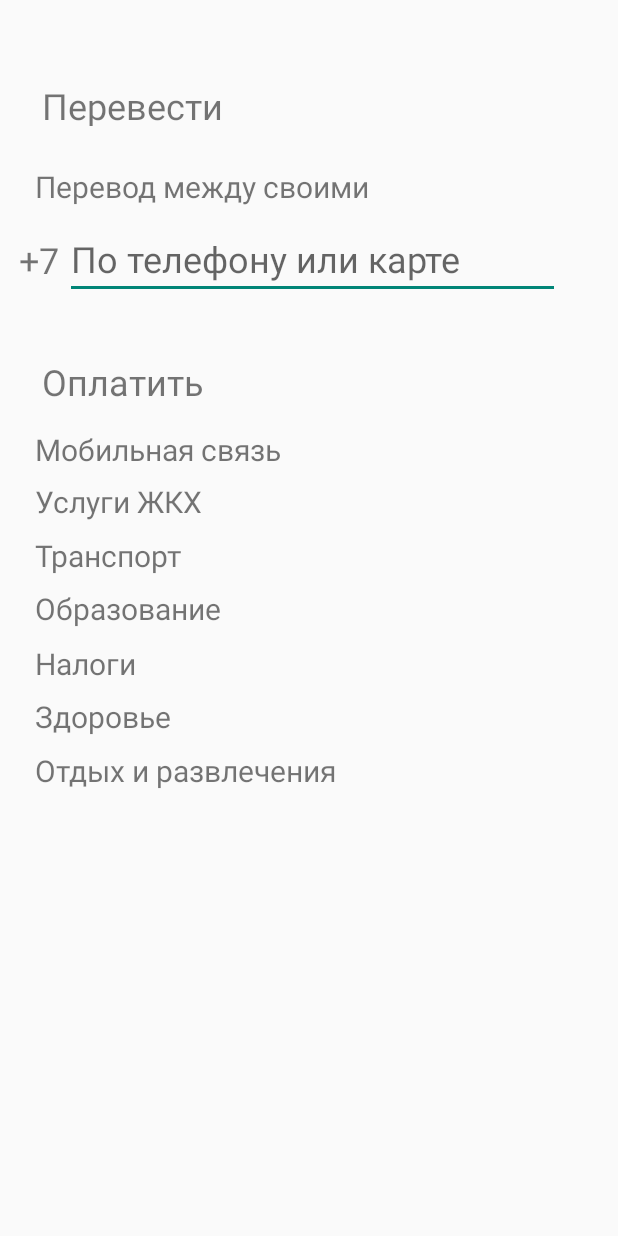
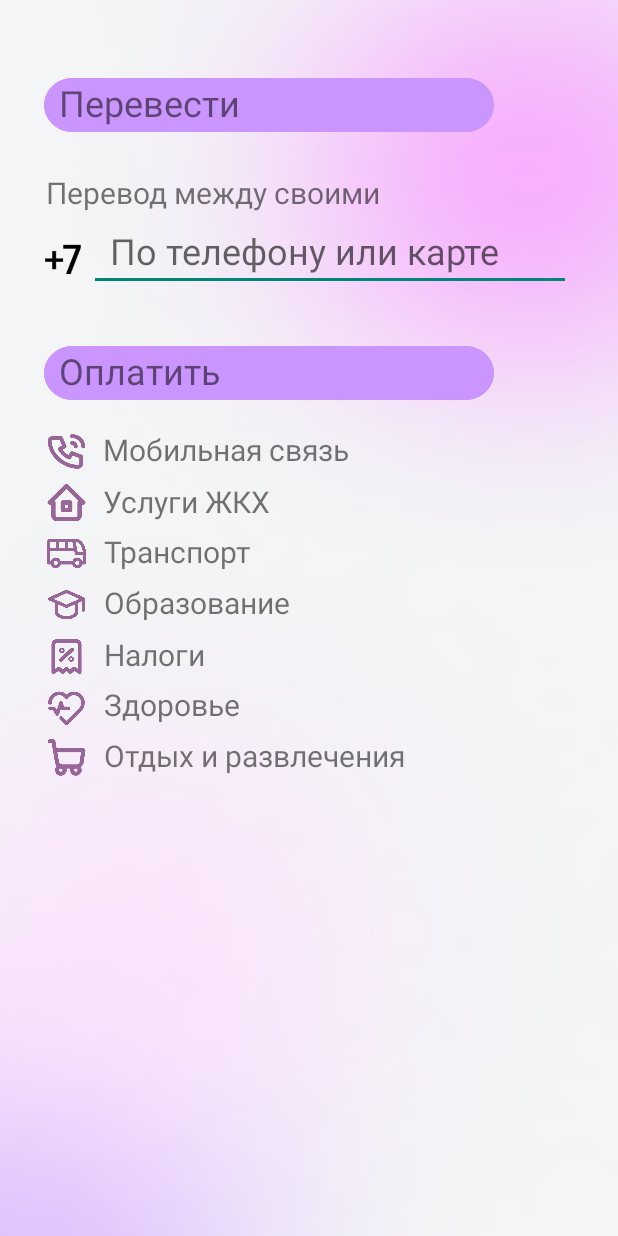
Before and after one commit to dorallodee/Finale, an Android app: the Services screen opened directly, with no data from a screen before it, on a phone screen of 412 x 824 dp. Run offline under Robolectric (Android 15) with nearby library versions, the phone set to English and light mode, and no system bars; Roboto replaces fonts that are not available here.

Commit message:
Вкладка "Перевести"

```diff
--- a/app/src/main/java/com/example/finale/MainActivity.java
+++ b/app/src/main/java/com/example/finale/MainActivity.java
@@ -81,7 +81,7 @@ public class MainActivity extends AppCompatActivity {
 
         // ЧТОБЫ УЗНАТЬ, КАКИЕ ПАРОЛИ ДЛЯ ГРИШИ, ДАШИ И САШИБ РАСКОММЕНТИТЬ СТРОКУ НИЖЕ -
         // В ТОСТЕ ПРИ ПЕРВОМ ЗАПУСКЕ ПОДРЯД БУДУТ ПАРОЛИ ЧЕРЕЗ ПРОБЕЛ
-        //Toast.makeText(this, passwords[0] + " " + passwords[1] + " " + passwords[2], Toast.LENGTH_SHORT).show();
+        Toast.makeText(this, passwords[0] + " " + passwords[1] + " " + passwords[2], Toast.LENGTH_SHORT).show();
 
         but1.setOnClickListener(new View.OnClickListener() {
             @Override
--- a/app/src/main/java/com/example/finale/Services.java
+++ b/app/src/main/java/com/example/finale/Services.java
@@ -39,7 +39,6 @@ public class Services extends AppCompatActivity {
         tvTaxes = findViewById(R.id.taxes);
         tvHealth = findViewById(R.id.health);
         tvRecreation = findViewById(R.id.recreation);
-        tv7 = findViewById(R.id.id7);
 
         phoneOrCardNumber = findViewById(R.id.phoneOrCardNumber);
 
--- a/app/src/main/res/layout/activity_services.xml
+++ b/app/src/main/res/layout/activity_services.xml
@@ -4,42 +4,47 @@
     xmlns:tools="http://schemas.android.com/tools"
     android:layout_width="match_parent"
     android:layout_height="match_parent"
+    android:background="@drawable/background_perevod"
     tools:context=".Services">
 
     <TextView
         android:id="@+id/labelPay"
         android:layout_width="300dp"
-        android:layout_height="30dp"
+        android:layout_height="36dp"
+        android:background="@drawable/button_perevod"
+        android:paddingLeft="10dp"
         android:text="@string/pay"
         android:textSize="24sp"
         app:layout_constraintBottom_toBottomOf="parent"
         app:layout_constraintEnd_toEndOf="parent"
-        app:layout_constraintHorizontal_bias="0.252"
+        app:layout_constraintHorizontal_bias="0.261"
         app:layout_constraintStart_toStartOf="parent"
         app:layout_constraintTop_toTopOf="parent"
-        app:layout_constraintVertical_bias="0.3" />
+        app:layout_constraintVertical_bias="0.293" />
 
     <TextView
         android:id="@+id/transport"
-        android:layout_width="350dp"
+        android:layout_width="210dp"
         android:layout_height="30dp"
         android:layout_marginStart="10dp"
         android:text="@string/transport"
         android:textSize="20sp"
+        android:paddingLeft="10dp"
         app:layout_constraintBottom_toBottomOf="parent"
         app:layout_constraintEnd_toEndOf="parent"
-        app:layout_constraintHorizontal_bias="0.254"
+        app:layout_constraintHorizontal_bias="0.256"
         app:layout_constraintStart_toStartOf="parent"
         app:layout_constraintTop_toTopOf="parent"
-        app:layout_constraintVertical_bias="0.449" />
+        app:layout_constraintVertical_bias="0.446" />
 
     <TextView
         android:id="@+id/mobileNet"
-        android:layout_width="350dp"
+        android:layout_width="210dp"
         android:layout_height="30dp"
         android:layout_marginStart="10dp"
         android:text="@string/mobileNet"
         android:textSize="20sp"
+        android:paddingLeft="10dp"
         app:layout_constraintBottom_toBottomOf="parent"
         app:layout_constraintEnd_toEndOf="parent"
         app:layout_constraintHorizontal_bias="0.254"
@@ -49,36 +54,38 @@
 
     <TextView
         android:id="@+id/education"
-        android:layout_width="350dp"
+        android:layout_width="210dp"
         android:layout_height="30dp"
         android:layout_marginStart="10dp"
         android:text="@string/education"
         android:textSize="20sp"
+        android:paddingLeft="10dp"
         app:layout_constraintBottom_toBottomOf="parent"
         app:layout_constraintEnd_toEndOf="parent"
-        app:layout_constraintHorizontal_bias="0.254"
+        app:layout_constraintHorizontal_bias="0.256"
         app:layout_constraintStart_toStartOf="parent"
         app:layout_constraintTop_toTopOf="parent"
-        app:layout_constraintVertical_bias="0.494" />
+        app:layout_constraintVertical_bias="0.489" />
 
     <TextView
         android:id="@+id/taxes"
-        android:layout_width="350dp"
+        android:layout_width="210dp"
         android:layout_height="30dp"
         android:layout_marginStart="10dp"
         android:text="@string/taxes"
         android:textSize="20sp"
+        android:paddingLeft="10dp"
         app:layout_constraintBottom_toBottomOf="parent"
         app:layout_constraintEnd_toEndOf="parent"
-        app:layout_constraintHorizontal_bias="0.254"
+        app:layout_constraintHorizontal_bias="0.256"
         app:layout_constraintStart_toStartOf="parent"
         app:layout_constraintTop_toTopOf="parent"
-        app:layout_constraintVertical_bias="0.54" />
+        app:layout_constraintVertical_bias="0.532" />
 
     <Button
         android:id="@+id/doTransfer"
-        android:layout_width="wrap_content"
-        android:layout_height="40dp"
+        android:layout_width="83dp"
+        android:layout_height="33dp"
         android:clickable="false"
         android:text="Перевести"
         android:textSize="12sp"
@@ -92,39 +99,42 @@
 
     <TextView
         android:id="@+id/health"
-        android:layout_width="350dp"
+        android:layout_width="210dp"
         android:layout_height="30dp"
         android:layout_marginStart="10dp"
         android:text="@string/health"
         android:textSize="20sp"
+        android:paddingLeft="10dp"
         app:layout_constraintBottom_toBottomOf="parent"
         app:layout_constraintEnd_toEndOf="parent"
-        app:layout_constraintHorizontal_bias="0.254"
+        app:layout_constraintHorizontal_bias="0.256"
         app:layout_constraintStart_toStartOf="parent"
         app:layout_constraintTop_toTopOf="parent"
-        app:layout_constraintVertical_bias="0.584" />
+        app:layout_constraintVertical_bias="0.574" />
 
     <TextView
         android:id="@+id/recreation"
-        android:layout_width="350dp"
+        android:layout_width="220dp"
         android:layout_height="30dp"
         android:layout_marginStart="10dp"
+        android:paddingLeft="10dp"
         android:text="@string/recreationAndEnt"
         android:textSize="20sp"
         app:layout_constraintBottom_toBottomOf="parent"
         app:layout_constraintEnd_toEndOf="parent"
-        app:layout_constraintHorizontal_bias="0.254"
+        app:layout_constraintHorizontal_bias="0.27"
         app:layout_constraintStart_toStartOf="parent"
         app:layout_constraintTop_toTopOf="parent"
-        app:layout_constraintVertical_bias="0.63" />
+        app:layout_constraintVertical_bias="0.617" />
 
     <TextView
         android:id="@+id/communalServices"
-        android:layout_width="350dp"
+        android:layout_width="210dp"
         android:layout_height="30dp"
         android:layout_marginStart="10dp"
         android:text="@string/communals"
         android:textSize="20sp"
+        android:paddingLeft="10dp"
         app:layout_constraintBottom_toBottomOf="parent"
         app:layout_constraintEnd_toEndOf="parent"
         app:layout_constraintHorizontal_bias="0.254"
@@ -133,47 +143,36 @@
         app:layout_constraintVertical_bias="0.404" />
 
     <TextView
-        android:id="@+id/id7"
-        android:layout_width="30dp"
-        android:layout_height="30dp"
-        android:layout_marginTop="1dp"
-        android:text="+7"
-        android:textSize="24sp"
-        app:layout_constraintBottom_toBottomOf="parent"
-        app:layout_constraintEnd_toEndOf="parent"
-        app:layout_constraintHorizontal_bias="0.034"
-        app:layout_constraintStart_toStartOf="parent"
-        app:layout_constraintTop_toTopOf="parent"
-        app:layout_constraintVertical_bias="0.196" />
-
-    <TextView
         android:id="@+id/labelTransfer3"
         android:layout_width="300dp"
-        android:layout_height="30dp"
+        android:layout_height="36dp"
+        android:background="@drawable/button_perevod"
+        android:paddingLeft="10dp"
         android:text="@string/transfer"
         android:textSize="24sp"
         app:layout_constraintBottom_toBottomOf="parent"
         app:layout_constraintEnd_toEndOf="parent"
-        app:layout_constraintHorizontal_bias="0.252"
+        app:layout_constraintHorizontal_bias="0.261"
         app:layout_constraintStart_toStartOf="parent"
         app:layout_constraintTop_toTopOf="parent"
-        app:layout_constraintVertical_bias="0.068" />
+        app:layout_constraintVertical_bias="0.066" />
 
     <EditText
         android:id="@+id/phoneOrCardNumber"
-        android:layout_width="330dp"
-        android:layout_height="50dp"
+        android:layout_width="321dp"
+        android:layout_height="45dp"
         android:ems="10"
-        android:maxLength="16"
         android:hint="@string/transferHint"
         android:inputType="number"
+        android:paddingLeft="14dp"
+        android:maxLength="16"
         android:textSize="24sp"
         app:layout_constraintBottom_toBottomOf="parent"
         app:layout_constraintEnd_toEndOf="parent"
-        app:layout_constraintHorizontal_bias="0.53"
+        app:layout_constraintHorizontal_bias="0.655"
         app:layout_constraintStart_toStartOf="parent"
         app:layout_constraintTop_toTopOf="parent"
-        app:layout_constraintVertical_bias="0.193" />
+        app:layout_constraintVertical_bias="0.191" />
 
     <TextView
         android:id="@+id/between"
@@ -184,9 +183,105 @@
         android:textSize="20sp"
         app:layout_constraintBottom_toBottomOf="parent"
         app:layout_constraintEnd_toEndOf="parent"
-        app:layout_constraintHorizontal_bias="0.254"
+        app:layout_constraintHorizontal_bias="0.392"
         app:layout_constraintStart_toStartOf="parent"
         app:layout_constraintTop_toTopOf="parent"
-        app:layout_constraintVertical_bias="0.139" />
+        app:layout_constraintVertical_bias="0.144" />
+
+    <ImageView
+        android:id="@+id/imageView2"
+        android:layout_width="30dp"
+        android:layout_height="30dp"
+        app:layout_constraintBottom_toBottomOf="parent"
+        app:layout_constraintEnd_toEndOf="parent"
+        app:layout_constraintHorizontal_bias="0.076"
+        app:layout_constraintStart_toStartOf="parent"
+        app:layout_constraintTop_toTopOf="parent"
+        app:layout_constraintVertical_bias="0.36"
+        app:srcCompat="@drawable/button_phone" />
+
+    <ImageView
+        android:id="@+id/imageView8"
+        android:layout_width="30dp"
+        android:layout_height="30dp"
+        app:layout_constraintBottom_toBottomOf="parent"
+        app:layout_constraintEnd_toEndOf="parent"
+        app:layout_constraintHorizontal_bias="0.076"
+        app:layout_constraintStart_toStartOf="parent"
+        app:layout_constraintTop_toTopOf="parent"
+        app:layout_constraintVertical_bias="0.403"
+        app:srcCompat="@drawable/button_home" />
+
+    <ImageView
+        android:id="@+id/imageView10"
+        android:layout_width="30dp"
+        android:layout_height="30dp"
+        app:layout_constraintBottom_toBottomOf="parent"
+        app:layout_constraintEnd_toEndOf="parent"
+        app:layout_constraintHorizontal_bias="0.076"
+        app:layout_constraintStart_toStartOf="parent"
+        app:layout_constraintTop_toTopOf="parent"
+        app:layout_constraintVertical_bias="0.446"
+        app:srcCompat="@drawable/button_bus" />
+
+    <ImageView
+        android:id="@+id/imageView12"
+        android:layout_width="30dp"
+        android:layout_height="30dp"
+        app:layout_constraintBottom_toBottomOf="parent"
+        app:layout_constraintEnd_toEndOf="parent"
+        app:layout_constraintHorizontal_bias="0.076"
+        app:layout_constraintStart_toStartOf="parent"
+        app:layout_constraintTop_toTopOf="parent"
+        app:layout_constraintVertical_bias="0.489"
+        app:srcCompat="@drawable/button_school" />
+
+    <ImageView
+        android:id="@+id/imageView13"
+        android:layout_width="30dp"
+        android:layout_height="30dp"
+        app:layout_constraintBottom_toBottomOf="parent"
+        app:layout_constraintEnd_toEndOf="parent"
+        app:layout_constraintHorizontal_bias="0.076"
+        app:layout_constraintStart_toStartOf="parent"
+        app:layout_constraintTop_toTopOf="parent"
+        app:layout_constraintVertical_bias="0.532"
+        app:srcCompat="@drawable/button_tax" />
+
+    <ImageView
+        android:id="@+id/imageView14"
+        android:layout_width="30dp"
+        android:layout_height="30dp"
+        app:layout_constraintBottom_toBottomOf="parent"
+        app:layout_constraintEnd_toEndOf="parent"
+        app:layout_constraintHorizontal_bias="0.076"
+        app:layout_constraintStart_toStartOf="parent"
+        app:layout_constraintTop_toTopOf="parent"
+        app:layout_constraintVertical_bias="0.574"
+        app:srcCompat="@drawable/button_heart" />
+
+    <ImageView
+        android:id="@+id/imageView15"
+        android:layout_width="30dp"
+        android:layout_height="30dp"
+        app:layout_constraintBottom_toBottomOf="parent"
+        app:layout_constraintEnd_toEndOf="parent"
+        app:layout_constraintHorizontal_bias="0.076"
+        app:layout_constraintStart_toStartOf="parent"
+        app:layout_constraintTop_toTopOf="parent"
+        app:layout_constraintVertical_bias="0.617"
+        app:srcCompat="@drawable/button_shop" />
+
+    <ImageView
+        android:id="@+id/imageView16"
+        android:layout_width="24dp"
+        android:layout_height="23dp"
+        app:layout_constraintBottom_toBottomOf="parent"
+        app:layout_constraintEnd_toEndOf="parent"
+        app:layout_constraintHorizontal_bias="0.077"
+        app:layout_constraintStart_toStartOf="parent"
+        app:layout_constraintTop_toTopOf="parent"
+        app:layout_constraintVertical_bias="0.201"
+        app:srcCompat="@drawable/plus_seven" />
 
 </androidx.constraintlayout.widget.ConstraintLayout>
```
Also changed, not shown: app/src/main/res/drawable/background_perevod.png (added), app/src/main/res/drawable/button_bus.png (added), app/src/main/res/drawable/button_heart.png (added), app/src/main/res/drawable/button_home.png (added), app/src/main/res/drawable/button_perevod.png (added), app/src/main/res/drawable/button_phone.png (added), app/src/main/res/drawable/button_school.png (added), app/src/main/res/drawable/button_shop.png (added), app/src/main/res/drawable/button_tax.png (added), app/src/main/res/drawable/plus_seven.png (added).
